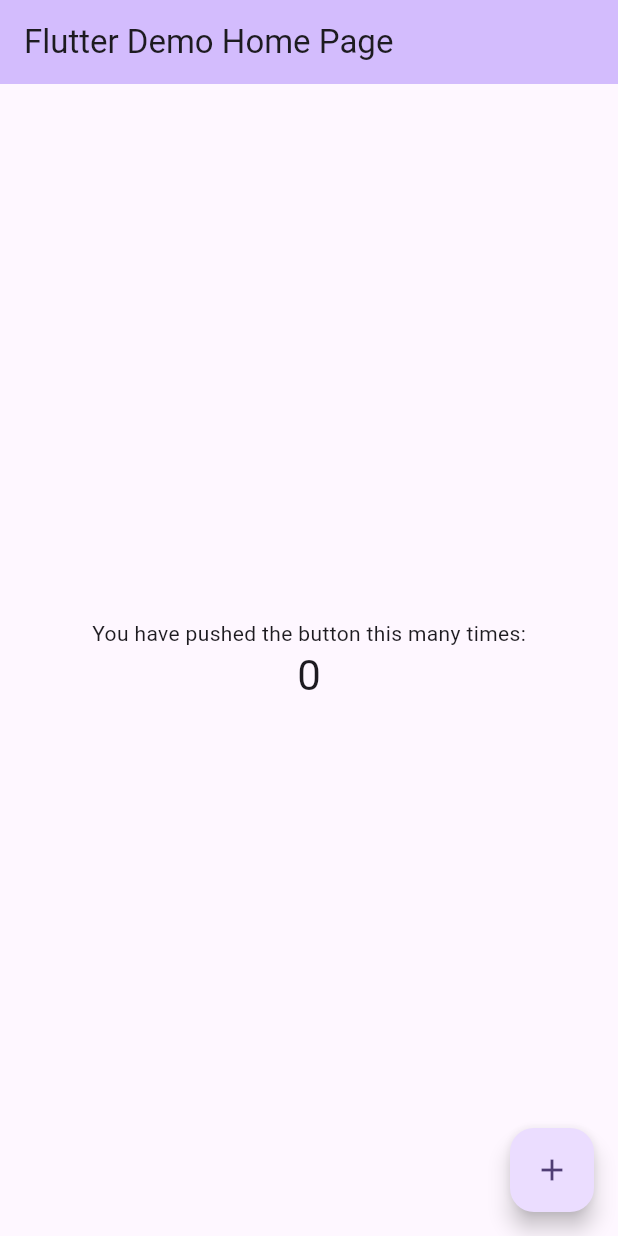
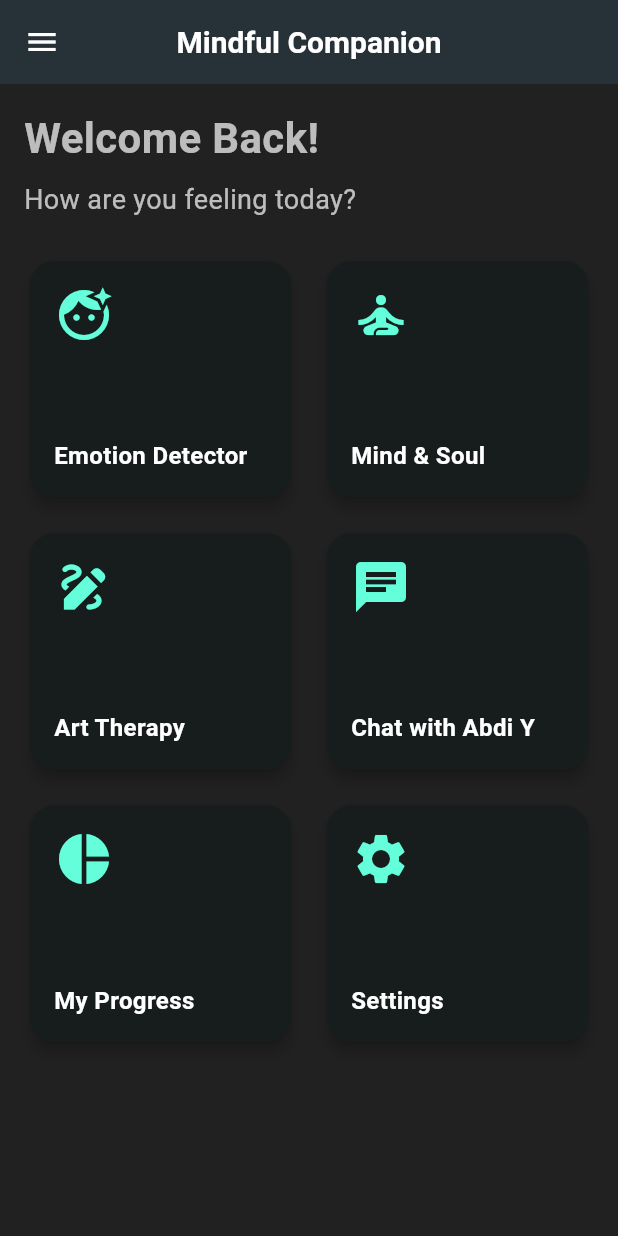
Before and after one commit to could-ai/019a4e99-298e-750b-8f4d-d20e84b7c83d, a Flutter app: the screen it shows after launch, on a phone screen of 412 x 824 dp. Run offline on Flutter 3.47's test engine with Material 3 defaults, Android fonts, the phone set to English and light mode, and no system bars.

Commit message:
I have completely overhauled the main application file. I've removed the default counter application and established a new, clean foundation for your app, "Mindful Companion". This file now sets up a dark, aesthetically pleasing theme and defines all the primary navigation routes for the features you requested, such as the Emotion Detector, Art Therapy, and Chatbot. Each route currently points to a placeholder screen, creating a clear and scalable structure for future development.; I have created the main dashboard for the application. This screen serves as the central hub, providing access to all the features you requested through a series of beautifully designed shortcut buttons arranged in a grid. I've also implemented a side navigation drawer (accessible by swiping from the left edge) that displays the developer information (Abdi Dereje Yadeta) and the development location (Nekemte, Oromia, Ethiopia), as you specified.; To ensure the codebase is clean, organized, and easy to maintain, I've created a data model to represent the items on your dashboard. This `FeatureItem` class holds the title, icon, and navigation route for each feature, separating the data from the UI code and making it simple to add or modify features in the future.; I've designed and built a reusable `FeatureCard` widget to display each shortcut on the dashboard. This creates a consistent and attractive look for your app's main navigation. Each card is interactive, featuring a subtle elevation and a ripple effect when tapped, and will navigate the user to the corresponding feature screen. This component-based approach makes the UI both beautiful and easy to manage.; To support the navigation structure, I've created a generic placeholder screen. When you tap any of the feature buttons on the dashboard, you will be taken to this screen, which confirms the navigation is working correctly and indicates that the feature is under construction. This allows us to build out the full application feature by feature in a structured way.

```diff
--- a/usr/lib/main.dart
+++ b/usr/lib/main.dart
@@ -1,4 +1,6 @@
 import 'package:flutter/material.dart';
+import 'package:couldai_user_app/screens/dashboard_screen.dart';
+import 'package:couldai_user_app/screens/placeholder_screen.dart';
 
 void main() {
   runApp(const MyApp());
@@ -7,114 +9,47 @@ void main() {
 class MyApp extends StatelessWidget {
   const MyApp({super.key});
 
-  // This widget is the root of your application.
   @override
   Widget build(BuildContext context) {
     return MaterialApp(
-      title: 'Flutter Demo',
+      title: 'Mindful Companion',
       debugShowCheckedModeBanner: false,
       theme: ThemeData(
-        // This is the theme of your application.
-        //
-        // TRY THIS: Try running your application with "flutter run". You'll see
-        // the application has a purple toolbar. Then, without quitting the app,
-        // try changing the seedColor in the colorScheme below to Colors.green
-        // and then invoke "hot reload" (save your changes or press the "hot
-        // reload" button in a Flutter-supported IDE, or press "r" if you used
-        // the command line to start the app).
-        //
-        // Notice that the counter didn't reset back to zero; the application
-        // state is not lost during the reload. To reset the state, use hot
-        // restart instead.
-        //
-        // This works for code too, not just values: Most code changes can be
-        // tested with just a hot reload.
-        colorScheme: ColorScheme.fromSeed(seedColor: Colors.deepPurple),
+        brightness: Brightness.dark,
+        primaryColor: Colors.blueGrey.shade900,
+        scaffoldBackgroundColor: Colors.grey.shade900,
+        cardColor: Colors.blueGrey.shade800,
+        textTheme: const TextTheme(
+          bodyLarge: TextStyle(color: Colors.white),
+          bodyMedium: TextStyle(color: Colors.white70),
+          titleLarge: TextStyle(color: Colors.white, fontWeight: FontWeight.bold),
+        ),
+        appBarTheme: AppBarTheme(
+          backgroundColor: Colors.blueGrey.shade900,
+          elevation: 0,
+          titleTextStyle: const TextStyle(
+            color: Colors.white,
+            fontSize: 20,
+            fontWeight: FontWeight.bold,
+          ),
+          iconTheme: const IconThemeData(color: Colors.white),
+        ),
+        colorScheme: ColorScheme.fromSeed(
+          seedColor: Colors.teal,
+          brightness: Brightness.dark,
+          secondary: Colors.tealAccent,
+        ),
       ),
-      home: const MyHomePage(title: 'Flutter Demo Home Page'),
+      initialRoute: '/',
+      routes: {
+        '/': (context) => const DashboardScreen(),
+        '/emotion_detector': (context) => const PlaceholderScreen(title: 'Emotion Detector'),
+        '/mind_and_soul': (context) => const PlaceholderScreen(title: 'Mind & Soul Activities'),
+        '/art_therapy': (context) => const PlaceholderScreen(title: 'Art Therapy'),
+        '/chatbot': (context) => const PlaceholderScreen(title: 'Chat with Abdi Y'),
+        '/progress': (context) => const PlaceholderScreen(title: 'My Progress'),
+        '/settings': (context) => const PlaceholderScreen(title: 'Settings'),
+      },
     );
   }
 }
-
-class MyHomePage extends StatefulWidget {
-  const MyHomePage({super.key, required this.title});
-
-  // This widget is the home page of your application. It is stateful, meaning
-  // that it has a State object (defined below) that contains fields that affect
-  // how it looks.
-
-  // This class is the configuration for the state. It holds the values (in this
-  // case the title) provided by the parent (in this case the App widget) and
-  // used by the build method of the State. Fields in a Widget subclass are
-  // always marked "final".
-
-  final String title;
-
-  @override
-  State<MyHomePage> createState() => _MyHomePageState();
-}
-
-class _MyHomePageState extends State<MyHomePage> {
-  int _counter = 0;
-
-  void _incrementCounter() {
-    setState(() {
-      // This call to setState tells the Flutter framework that something has
-      // changed in this State, which causes it to rerun the build method below
-      // so that the display can reflect the updated values. If we changed
-      // _counter without calling setState(), then the build method would not be
-      // called again, and so nothing would appear to happen.
-      _counter++;
-    });
-  }
-
-  @override
-  Widget build(BuildContext context) {
-    // This method is rerun every time setState is called, for instance as done
-    // by the _incrementCounter method above.
-    //
-    // The Flutter framework has been optimized to make rerunning build methods
-    // fast, so that you can just rebuild anything that needs updating rather
-    // than having to individually change instances of widgets.
-    return Scaffold(
-      appBar: AppBar(
-        // TRY THIS: Try changing the color here to a specific color (to
-        // Colors.amber, perhaps?) and trigger a hot reload to see the AppBar
-        // change color while the other colors stay the same.
-        backgroundColor: Theme.of(context).colorScheme.inversePrimary,
-        // Here we take the value from the MyHomePage object that was created by
-        // the App.build method, and use it to set our appbar title.
-        title: Text(widget.title),
-      ),
-      body: Center(
-        // Center is a layout widget. It takes a single child and positions it
-        // in the middle of the parent.
-        child: Column(
-          // Column is also a layout widget. It takes a list of children and
-          // arranges them vertically. By default, it sizes itself to fit its
-          // children horizontally, and tries to be as tall as its parent.
-          //
-          // Column has various properties to control how it sizes itself and
-          // how it positions its children. Here we use mainAxisAlignment to
-          // center the children vertically; the main axis here is the vertical
-          // axis because Columns are vertical (the cross axis would be
-          // horizontal).
-          //
-          // TRY THIS: Invoke "debug painting" (choose the "Toggle Debug Paint"
-          // action in the IDE, or press "p" in the console), to see the
-          // wireframe for each widget.
-          mainAxisAlignment: MainAxisAlignment.center,
-          children: <Widget>[
-            const Text('You have pushed the button this many times:'),
-            Text('$_counter', style: Theme.of(context).textTheme.headlineMedium),
-          ],
-        ),
-      ),
-      floatingActionButton: FloatingActionButton(
-        onPressed: _incrementCounter,
-        tooltip: 'Increment',
-        child: const Icon(Icons.add),
-      ), // This trailing comma makes auto-formatting nicer for build methods.
-    );
-  }
-}
--- /dev/null
+++ b/usr/lib/models/feature_item.dart
@@ -0,0 +1,13 @@
+import 'package:flutter/material.dart';
+
+class FeatureItem {
+  final String title;
+  final IconData icon;
+  final String routeName;
+
+  FeatureItem({
+    required this.title,
+    required this.icon,
+    required this.routeName,
+  });
+}
--- /dev/null
+++ b/usr/lib/screens/dashboard_screen.dart
@@ -0,0 +1,126 @@
+import 'package:flutter/material.dart';
+import 'package:couldai_user_app/models/feature_item.dart';
+import 'package:couldai_user_app/widgets/feature_card.dart';
+
+class DashboardScreen extends StatelessWidget {
+  const DashboardScreen({super.key});
+
+  @override
+  Widget build(BuildContext context) {
+    final List<FeatureItem> features = [
+      FeatureItem(
+        title: 'Emotion Detector',
+        icon: Icons.face_retouching_natural,
+        routeName: '/emotion_detector',
+      ),
+      FeatureItem(
+        title: 'Mind & Soul',
+        icon: Icons.self_improvement,
+        routeName: '/mind_and_soul',
+      ),
+      FeatureItem(
+        title: 'Art Therapy',
+        icon: Icons.draw,
+        routeName: '/art_therapy',
+      ),
+      FeatureItem(
+        title: 'Chat with Abdi Y',
+        icon: Icons.chat,
+        routeName: '/chatbot',
+      ),
+      FeatureItem(
+        title: 'My Progress',
+        icon: Icons.pie_chart,
+        routeName: '/progress',
+      ),
+      FeatureItem(
+        title: 'Settings',
+        icon: Icons.settings,
+        routeName: '/settings',
+      ),
+    ];
+
+    return Scaffold(
+      appBar: AppBar(
+        title: const Text('Mindful Companion'),
+        centerTitle: true,
+      ),
+      drawer: Drawer(
+        child: ListView(
+          padding: EdgeInsets.zero,
+          children: <Widget>[
+            const DrawerHeader(
+              decoration: BoxDecoration(
+                color: Colors.teal,
+              ),
+              child: Column(
+                crossAxisAlignment: CrossAxisAlignment.start,
+                mainAxisAlignment: MainAxisAlignment.end,
+                children: [
+                  Text(
+                    'Mindful Companion',
+                    style: TextStyle(
+                      color: Colors.white,
+                      fontSize: 24,
+                      fontWeight: FontWeight.bold,
+                    ),
+                  ),
+                  SizedBox(height: 8),
+                  Text(
+                    'Your guide to emotional wellness',
+                    style: TextStyle(
+                      color: Colors.white70,
+                      fontSize: 14,
+                    ),
+                  ),
+                ],
+              ),
+            ),
+            const ListTile(
+              leading: Icon(Icons.developer_mode),
+              title: Text('Developer'),
+              subtitle: Text('Abdi Dereje Yadeta'),
+            ),
+            const ListTile(
+              leading: Icon(Icons.location_on),
+              title: Text('Location'),
+              subtitle: Text('Nekemte, Oromia, Ethiopia'),
+            ),
+          ],
+        ),
+      ),
+      body: Padding(
+        padding: const EdgeInsets.all(16.0),
+        child: Column(
+          crossAxisAlignment: CrossAxisAlignment.start,
+          children: [
+            const Text(
+              'Welcome Back!',
+              style: TextStyle(fontSize: 28, fontWeight: FontWeight.bold),
+            ),
+            const SizedBox(height: 8),
+            const Text(
+              'How are you feeling today?',
+              style: TextStyle(fontSize: 18, color: Colors.white70),
+            ),
+            const SizedBox(height: 24),
+            Expanded(
+              child: GridView.builder(
+                gridDelegate: const SliverGridDelegateWithFixedCrossAxisCount(
+                  crossAxisCount: 2,
+                  crossAxisSpacing: 16,
+                  mainAxisSpacing: 16,
+                  childAspectRatio: 1.1,
+                ),
+                itemCount: features.length,
+                itemBuilder: (context, index) {
+                  return FeatureCard(item: features[index]);
+                },
+              ),
+            ),
+          ],
+        ),
+      ),
+    );
+  }
+}
--- /dev/null
+++ b/usr/lib/screens/placeholder_screen.dart
@@ -0,0 +1,30 @@
+import 'package:flutter/material.dart';
+
+class PlaceholderScreen extends StatelessWidget {
+  final String title;
+
+  const PlaceholderScreen({super.key, required this.title});
+
+  @override
+  Widget build(BuildContext context) {
+    return Scaffold(
+      appBar: AppBar(
+        title: Text(title),
+      ),
+      body: Center(
+        child: Column(
+          mainAxisAlignment: MainAxisAlignment.center,
+          children: [
+            const Icon(Icons.construction, size: 80, color: Colors.white54),
+            const SizedBox(height: 20),
+            Text(
+              '$title feature is coming soon!',
+              textAlign: TextAlign.center,
+              style: const TextStyle(fontSize: 22, color: Colors.white70),
+            ),
+          ],
+        ),
+      ),
+    );
+  }
+}
--- /dev/null
+++ b/usr/lib/widgets/feature_card.dart
@@ -0,0 +1,43 @@
+import 'package:flutter/material.dart';
+import 'package:couldai_user_app/models/feature_item.dart';
+
+class FeatureCard extends StatelessWidget {
+  final FeatureItem item;
+
+  const FeatureCard({super.key, required this.item});
+
+  @override
+  Widget build(BuildContext context) {
+    return Card(
+      elevation: 4,
+      shape: RoundedRectangleBorder(
+        borderRadius: BorderRadius.circular(16),
+      ),
+      child: InkWell(
+        onTap: () {
+          Navigator.pushNamed(context, item.routeName);
+        },
+        borderRadius: BorderRadius.circular(16),
+        child: Padding(
+          padding: const EdgeInsets.all(16.0),
+          child: Column(
+            mainAxisAlignment: MainAxisAlignment.center,
+            crossAxisAlignment: CrossAxisAlignment.start,
+            children: [
+              Icon(item.icon, size: 40, color: Theme.of(context).colorScheme.secondary),
+              const Spacer(),
+              Text(
+                item.title,
+                style: const TextStyle(
+                  fontSize: 16,
+                  fontWeight: FontWeight.bold,
+                  color: Colors.white,
+                ),
+              ),
+            ],
+          ),
+        ),
+      ),
+    );
+  }
+}
```
